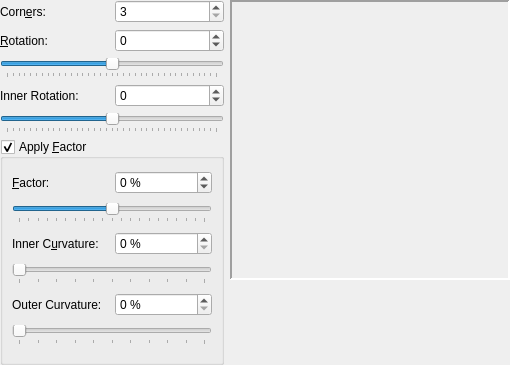
Before: the Qt Designer form scribus/ui/polygonwidgetbase.ui in scribusproject/scribus, drawn with Qt 5.
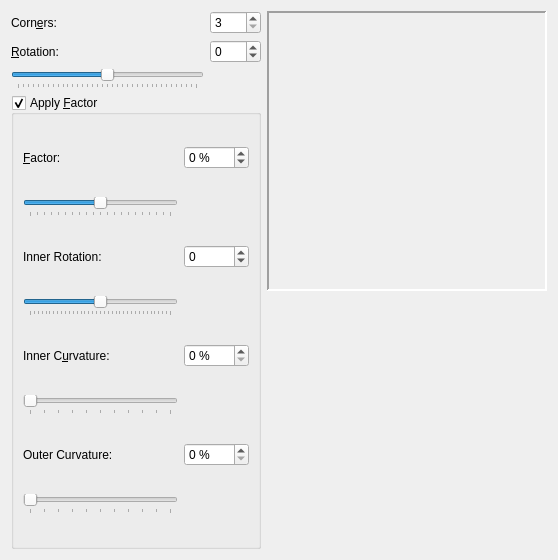
After: the same form once the commit is applied. Custom widgets are drawn as their Qt base class.

Commit message: #12532: Inner rotation of polygons needs convex/concave factor applied. Remove ugly End Edit button

Diff of the .ui file:
```diff
--- a/scribus/ui/polygonwidgetbase.ui
+++ b/scribus/ui/polygonwidgetbase.ui
@@ -6,8 +6,8 @@
    <rect>
     <x>0</x>
     <y>0</y>
-    <width>510</width>
-    <height>365</height>
+    <width>558</width>
+    <height>560</height>
    </rect>
   </property>
   <property name="sizePolicy">
@@ -19,13 +19,8 @@
   <property name="windowTitle">
    <string>Form</string>
   </property>
-  <layout class="QHBoxLayout" name="horizontalLayout">
-   <property name="margin">
-    <number>0</number>
-   </property>
-   <item>
-    <layout class="QVBoxLayout" name="verticalLayout">
-     <item>
+  <layout class="QGridLayout" name="gridLayout_3">
+   <item row="0" column="0">
       <layout class="QGridLayout" name="gridLayout">
        <item row="0" column="0">
         <widget class="QLabel" name="label">
@@ -43,7 +38,7 @@
           <string>Number of corners for polygons</string>
          </property>
          <property name="suffix">
-          <string notr="true"> </string>
+        <string notr="true"/>
          </property>
          <property name="minimum">
           <number>3</number>
@@ -76,7 +71,7 @@
          </property>
         </widget>
        </item>
-       <item row="2" column="0" colspan="2">
+     <item row="2" column="0">
         <widget class="QSlider" name="rotationSlider">
          <property name="toolTip">
           <string>Degrees of rotation for polygons</string>
@@ -95,167 +90,9 @@
          </property>
         </widget>
        </item>
-       <item row="3" column="0">
-        <widget class="QLabel" name="label_4">
-         <property name="text">
-          <string>Inner Rotation:</string>
-         </property>
-        </widget>
-       </item>
-       <item row="3" column="1">
-        <widget class="ScrSpinBox" name="innerRotationspinBox">
-         <property name="minimum">
-          <number>-180</number>
-         </property>
-         <property name="maximum">
-          <number>180</number>
-         </property>
-        </widget>
-       </item>
-       <item row="4" column="0" colspan="2">
-        <widget class="QSlider" name="innerRotationSlider">
-         <property name="minimum">
-          <number>-180</number>
-         </property>
-         <property name="maximum">
-          <number>180</number>
-         </property>
-         <property name="orientation">
-          <enum>Qt::Horizontal</enum>
-         </property>
-         <property name="tickPosition">
-          <enum>QSlider::TicksBelow</enum>
-         </property>
-        </widget>
-       </item>
-      </layout>
-     </item>
-     <item>
-      <widget class="QGroupBox" name="applyConvexGroupBox">
-       <property name="toolTip">
-        <string>Apply Convex/Concave Factor to change shape of Polygons</string>
-       </property>
-       <property name="title">
-        <string>Apply &amp;Factor</string>
-       </property>
-       <property name="checkable">
-        <bool>true</bool>
-       </property>
-       <layout class="QGridLayout" name="gridLayout_2">
-        <item row="0" column="0">
-         <widget class="QLabel" name="label_3">
-          <property name="text">
-           <string>&amp;Factor:</string>
-          </property>
-          <property name="buddy">
-           <cstring>factorSpinBox</cstring>
-          </property>
-         </widget>
-        </item>
-        <item row="0" column="1">
-         <widget class="ScrSpinBox" name="factorSpinBox">
-          <property name="toolTip">
-           <string>A negative value will make the polygon concave (or star shaped), a positive value will make it convex</string>
-          </property>
-          <property name="suffix">
-           <string> %</string>
-          </property>
-          <property name="minimum">
-           <number>-100</number>
-          </property>
-          <property name="maximum">
-           <number>100</number>
-          </property>
-         </widget>
-        </item>
-        <item row="1" column="0" colspan="2">
-         <widget class="QSlider" name="factorSlider">
-          <property name="toolTip">
-           <string>A negative value will make the polygon concave (or star shaped), a positive value will make it convex</string>
-          </property>
-          <property name="minimum">
-           <number>-100</number>
-          </property>
-          <property name="maximum">
-           <number>100</number>
-          </property>
-          <property name="orientation">
-           <enum>Qt::Horizontal</enum>
-          </property>
-          <property name="tickPosition">
-           <enum>QSlider::TicksBelow</enum>
-          </property>
-         </widget>
-        </item>
-        <item row="2" column="0">
-         <widget class="QLabel" name="label_5">
-          <property name="text">
-           <string>Inner C&amp;urvature:</string>
-          </property>
-          <property name="buddy">
-           <cstring>curvatureSpinBox</cstring>
-          </property>
-         </widget>
-        </item>
-        <item row="2" column="1">
-         <widget class="ScrSpinBox" name="curvatureSpinBox">
-          <property name="suffix">
-           <string> %</string>
-          </property>
-          <property name="maximum">
-           <number>100</number>
-          </property>
-         </widget>
-        </item>
-        <item row="3" column="0" colspan="2">
-         <widget class="QSlider" name="curvatureSlider">
-          <property name="maximum">
-           <number>100</number>
-          </property>
-          <property name="orientation">
-           <enum>Qt::Horizontal</enum>
-          </property>
-          <property name="tickPosition">
-           <enum>QSlider::TicksBelow</enum>
-          </property>
-         </widget>
-        </item>
-        <item row="4" column="0">
-         <widget class="QLabel" name="label_6">
-          <property name="text">
-           <string>Outer Curvature:</string>
-          </property>
-         </widget>
-        </item>
-        <item row="4" column="1">
-         <widget class="ScrSpinBox" name="OuterCurvatureSpinBox">
-          <property name="suffix">
-           <string> %</string>
-          </property>
-          <property name="maximum">
-           <number>100</number>
-          </property>
-         </widget>
-        </item>
-        <item row="5" column="0" colspan="2">
-         <widget class="QSlider" name="OuterCurvatureSlider">
-          <property name="maximum">
-           <number>100</number>
-          </property>
-          <property name="orientation">
-           <enum>Qt::Horizontal</enum>
-          </property>
-          <property name="tickPosition">
-           <enum>QSlider::TicksBelow</enum>
-          </property>
-         </widget>
-        </item>
-       </layout>
-      </widget>
-     </item>
-    </layout>
-   </item>
-   <item>
+    </layout>
+   </item>
+   <item row="0" column="1" rowspan="2">
     <layout class="QVBoxLayout" name="verticalLayout_2">
      <item>
       <widget class="QLabel" name="Preview">
@@ -318,6 +155,174 @@
      </item>
     </layout>
    </item>
+   <item row="1" column="0">
+    <widget class="QGroupBox" name="applyConvexGroupBox">
+     <property name="toolTip">
+      <string>Apply Convex/Concave Factor to change shape of Polygons</string>
+     </property>
+     <property name="title">
+      <string>Apply &amp;Factor</string>
+     </property>
+     <property name="checkable">
+      <bool>true</bool>
+     </property>
+     <layout class="QGridLayout" name="gridLayout_2">
+      <item row="0" column="0">
+       <widget class="QLabel" name="label_3">
+        <property name="text">
+         <string>&amp;Factor:</string>
+        </property>
+        <property name="buddy">
+         <cstring>factorSpinBox</cstring>
+        </property>
+       </widget>
+      </item>
+      <item row="0" column="1">
+       <widget class="ScrSpinBox" name="factorSpinBox">
+        <property name="toolTip">
+         <string>A negative value will make the polygon concave (or star shaped), a positive value will make it convex</string>
+        </property>
+        <property name="suffix">
+         <string> %</string>
+        </property>
+        <property name="minimum">
+         <number>-100</number>
+        </property>
+        <property name="maximum">
+         <number>100</number>
+        </property>
+       </widget>
+      </item>
+      <item row="1" column="0">
+       <widget class="QSlider" name="factorSlider">
+        <property name="toolTip">
+         <string>A negative value will make the polygon concave (or star shaped), a positive value will make it convex</string>
+        </property>
+        <property name="minimum">
+         <number>-100</number>
+        </property>
+        <property name="maximum">
+         <number>100</number>
+        </property>
+        <property name="orientation">
+         <enum>Qt::Horizontal</enum>
+        </property>
+        <property name="tickPosition">
+         <enum>QSlider::TicksBelow</enum>
+        </property>
+       </widget>
+      </item>
+      <item row="2" column="0">
+       <widget class="QLabel" name="label_4">
+        <property name="text">
+         <string>Inner Rotation:</string>
+        </property>
+       </widget>
+      </item>
+      <item row="2" column="1">
+       <widget class="ScrSpinBox" name="innerRotationspinBox">
+        <property name="minimum">
+         <number>-180</number>
+        </property>
+        <property name="maximum">
+         <number>180</number>
+        </property>
+       </widget>
+      </item>
+      <item row="3" column="0">
+       <widget class="QSlider" name="innerRotationSlider">
+        <property name="minimum">
+         <number>-180</number>
+        </property>
+        <property name="maximum">
+         <number>180</number>
+        </property>
+        <property name="orientation">
+         <enum>Qt::Horizontal</enum>
+        </property>
+        <property name="tickPosition">
+         <enum>QSlider::TicksBelow</enum>
+        </property>
+       </widget>
+      </item>
+      <item row="4" column="0">
+       <widget class="QLabel" name="label_5">
+        <property name="text">
+         <string>Inner C&amp;urvature:</string>
+        </property>
+        <property name="buddy">
+         <cstring>curvatureSpinBox</cstring>
+        </property>
+       </widget>
+      </item>
+      <item row="4" column="1">
+       <widget class="ScrSpinBox" name="curvatureSpinBox">
+        <property name="suffix">
+         <string> %</string>
+        </property>
+        <property name="maximum">
+         <number>100</number>
+        </property>
+       </widget>
+      </item>
+      <item row="5" column="0">
+       <widget class="QSlider" name="curvatureSlider">
+        <property name="maximum">
+         <number>100</number>
+        </property>
+        <property name="orientation">
+         <enum>Qt::Horizontal</enum>
+        </property>
+        <property name="tickPosition">
+         <enum>QSlider::TicksBelow</enum>
+        </property>
+       </widget>
+      </item>
+      <item row="6" column="0">
+       <widget class="QLabel" name="label_6">
+        <property name="text">
+         <string>Outer Curvature:</string>
+        </property>
+       </widget>
+      </item>
+      <item row="6" column="1">
+       <widget class="ScrSpinBox" name="OuterCurvatureSpinBox">
+        <property name="suffix">
+         <string> %</string>
+        </property>
+        <property name="maximum">
+         <number>100</number>
+        </property>
+       </widget>
+      </item>
+      <item row="7" column="0">
+       <widget class="QSlider" name="OuterCurvatureSlider">
+        <property name="maximum">
+         <number>100</number>
+        </property>
+        <property name="orientation">
+         <enum>Qt::Horizontal</enum>
+        </property>
+        <property name="tickPosition">
+         <enum>QSlider::TicksBelow</enum>
+        </property>
+       </widget>
+      </item>
+     </layout>
+     <zorder>label_3</zorder>
+     <zorder>factorSpinBox</zorder>
+     <zorder>factorSlider</zorder>
+     <zorder>label_5</zorder>
+     <zorder>curvatureSpinBox</zorder>
+     <zorder>curvatureSlider</zorder>
+     <zorder>label_6</zorder>
+     <zorder>OuterCurvatureSpinBox</zorder>
+     <zorder>OuterCurvatureSlider</zorder>
+     <zorder>innerRotationSlider</zorder>
+     <zorder>innerRotationspinBox</zorder>
+     <zorder>label_4</zorder>
+    </widget>
+   </item>
   </layout>
  </widget>
  <customwidgets>
```
Lines whose indentation alone changed are shown as unchanged. The commit also changes 2 other files.
